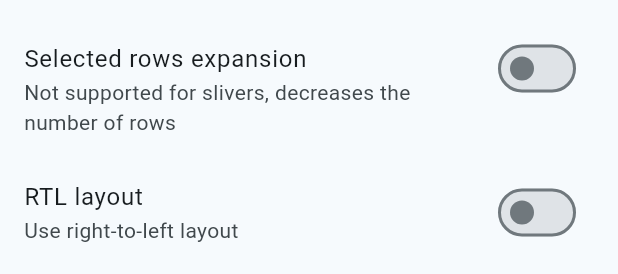
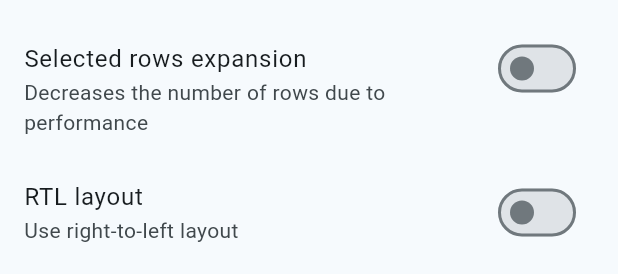
Before and after one commit to NikolayNIK/material_table_view_demo, a Flutter app: the DemoStylingControls widget shown alone on an empty page, opened directly with empty values, on a phone screen of 412 x 824 dp. Shown: the part 527-801 px from the top of the screen. Run offline on Flutter 3.47's test engine with Material 3 defaults, Android fonts, the phone set to English and light mode, and no system bars; our stand-ins replace yaml; missing offline and left inert: material_table_view.

Commit message:
Fix styling controls row expansion subtitle

```diff
--- a/lib/style_controls.dart
+++ b/lib/style_controls.dart
@@ -306,8 +306,7 @@ class DemoStylingControls extends StatelessWidget {
               ),
               subtitle: Text(
                 maxLines: 2,
-                'Not supported for slivers,'
-                ' decreases the number of rows',
+                'Decreases the number of rows due to performance',
               ),
               isThreeLine: true,
               value: controller.doExpansion.value,
```
